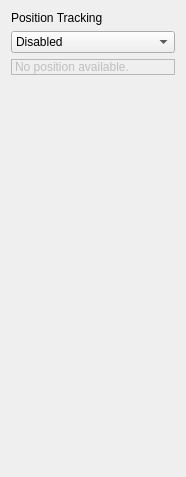
Before: the Qt Designer form src/lib/CurrentLocationWidget.ui in KDE/marble, drawn with Qt 5.
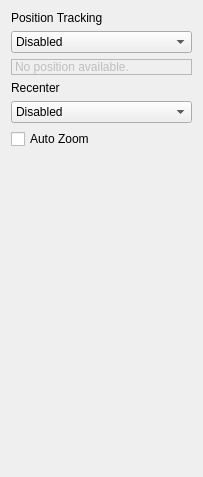
After: the same form once the commit is applied.

Commit message: Added Auto Centering, Auto Zooming features while navigating. Added a routing information plugin showing the time and distance remaining along the route. The current instruction shows up on the while navigating along the route and before reaching it. Added support for downloading route for offline usage. The region to be downloaded for the offline usage  can be specified according to an offset around the route and the tile levels required.

What changed in the file:
```diff
--- a/src/lib/CurrentLocationWidget.ui
+++ b/src/lib/CurrentLocationWidget.ui
@@ -6,7 +6,7 @@
    <rect>
     <x>0</x>
     <y>0</y>
-    <width>179</width>
+    <width>203</width>
     <height>477</height>
    </rect>
   </property>
@@ -58,6 +58,45 @@
      </property>
     </widget>
    </item>
+   <item>
+    <widget class="QLabel" name="recenterLabel">
+     <property name="toolTip">
+      <string extracomment="Select the method to recenter your gps location on map ">Select the method to recenter your gps location on map </string>
+     </property>
+     <property name="text">
+      <string>Recenter</string>
+     </property>
+    </widget>
+   </item>
+   <item>
+    <widget class="QComboBox" name="recenterComboBox">
+     <item>
+      <property name="text">
+       <string extracomment="Disable Auto Recenter">Disabled</string>
+      </property>
+     </item>
+     <item>
+      <property name="text">
+       <string extracomment="Always keep gps location at the center of the map">Keep at Center</string>
+      </property>
+     </item>
+     <item>
+      <property name="text">
+       <string extracomment="Auto center when required">When required</string>
+      </property>
+     </item>
+    </widget>
+   </item>
+   <item>
+    <widget class="QCheckBox" name="autoZoomCheckBox">
+     <property name="toolTip">
+      <string extracomment="Auto Zoom to appropriate zoom level">Auto Zoom to appropriate zoom level</string>
+     </property>
+     <property name="text">
+      <string>Auto Zoom</string>
+     </property>
+    </widget>
+   </item>
    <item>
     <spacer name="verticalSpacer">
      <property name="orientation">
```
The commit also changes 42 other files.
